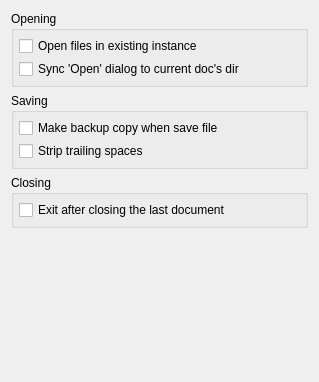
Above: src/app/ui/forms/MainSettingsPage.ui from Mezomish/juffed before the change. Below: the same form after it.
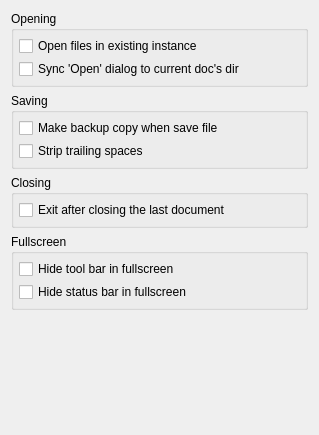
That is the form after the change.

Commit message: Added hiding toolbar/statusbar in fullscreen mode and configuring it Added configuring matching brace foreground color Some fixes for settings dialog Made 'Project' menu separate from 'File' menu Added setting the extension for project file if not set by the user Added some logging for bug with file modification time

What changed in the file:
```diff
--- a/src/app/ui/forms/MainSettingsPage.ui
+++ b/src/app/ui/forms/MainSettingsPage.ui
@@ -7,7 +7,7 @@
     <x>0</x>
     <y>0</y>
     <width>319</width>
-    <height>382</height>
+    <height>435</height>
    </rect>
   </property>
   <property name="sizePolicy">
@@ -103,6 +103,35 @@
      </layout>
     </widget>
    </item>
+   <item>
+    <widget class="QGroupBox" name="groupBox_4">
+     <property name="title">
+      <string>Fullscreen</string>
+     </property>
+     <layout class="QVBoxLayout" name="verticalLayout_5">
+      <property name="spacing">
+       <number>3</number>
+      </property>
+      <property name="margin">
+       <number>5</number>
+      </property>
+      <item>
+       <widget class="QCheckBox" name="fsHideToolbarChk">
+        <property name="text">
+         <string>Hide tool bar in fullscreen</string>
+        </property>
+       </widget>
+      </item>
+      <item>
+       <widget class="QCheckBox" name="fsHideStatusbarChk">
+        <property name="text">
+         <string>Hide status bar in fullscreen</string>
+        </property>
+       </widget>
+      </item>
+     </layout>
+    </widget>
+   </item>
    <item>
     <spacer>
      <property name="orientation">
```
The commit also changes 14 other files.
